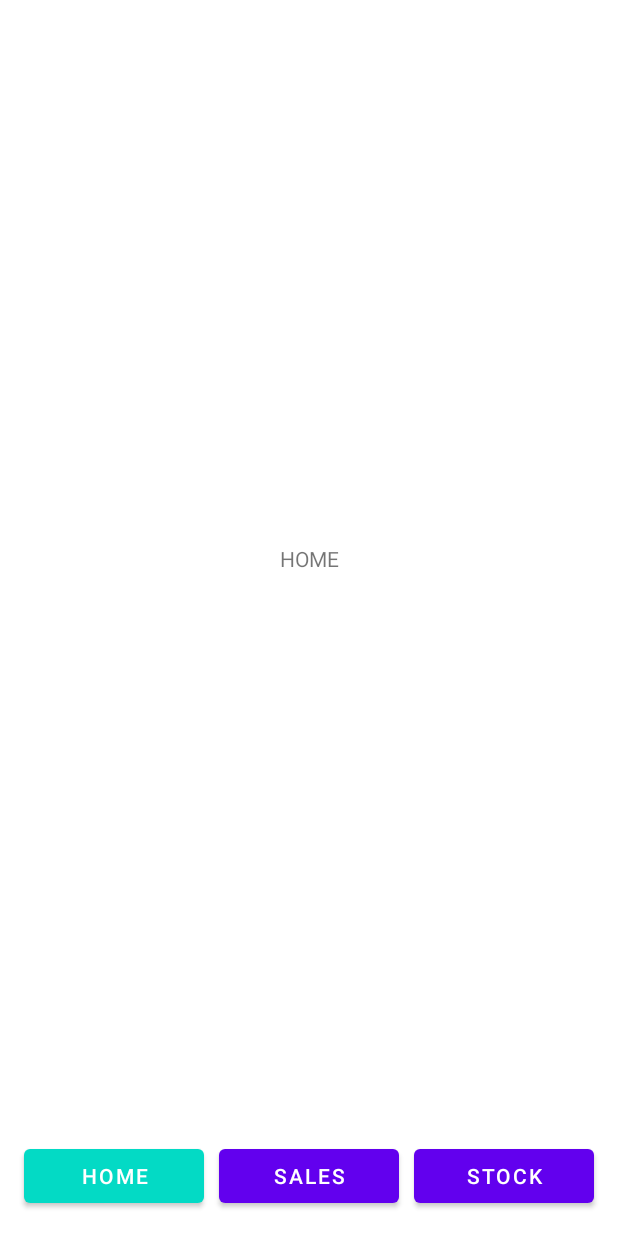
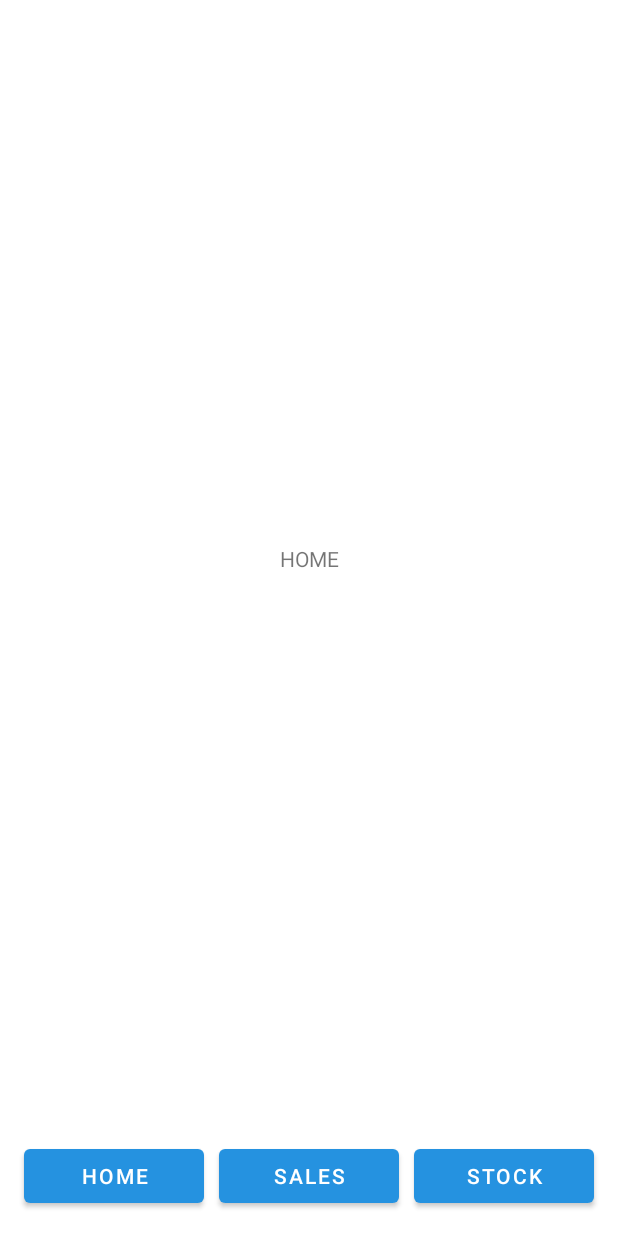
Before and after one commit to SindoPhobia/footwear-shop-manager, an Android app: the screen it shows after launch (HomeActivity), on a phone screen of 412 x 824 dp. Run offline under Robolectric (Android 15) with nearby library versions, the phone set to English and light mode, and no system bars; 1 statement that could not run was skipped.

Commit message:
Setup colors

```diff
--- a/app/src/main/res/layout/activity_home.xml
+++ b/app/src/main/res/layout/activity_home.xml
@@ -35,5 +35,6 @@
             app:layout_constraintEnd_toEndOf="parent"
             app:layout_constraintStart_toStartOf="parent"
             app:layout_constraintTop_toTopOf="parent" />
+
     </androidx.constraintlayout.widget.ConstraintLayout>
 </androidx.constraintlayout.widget.ConstraintLayout>
--- a/app/src/main/res/values-night/themes.xml
+++ b/app/src/main/res/values-night/themes.xml
@@ -1,17 +1,9 @@
 <resources xmlns:tools="http://schemas.android.com/tools">
-    <!-- Base application theme. -->
     <style name="Theme.ShopManager" parent="Theme.MaterialComponents.DayNight.NoActionBar">
-        <!-- Primary brand color. -->
-        <item name="colorPrimary">@color/purple_200</item>
-        <item name="colorPrimaryVariant">@color/purple_700</item>
-        <item name="colorOnPrimary">@color/black</item>
-        <!-- Secondary brand color. -->
-        <item name="colorSecondary">@color/teal_200</item>
-        <item name="colorSecondaryVariant">@color/teal_200</item>
-        <item name="colorOnSecondary">@color/black</item>
-        <!-- Status bar color. -->
-        <item name="android:statusBarColor">?attr/colorPrimaryVariant</item>
-        <!-- Customize your theme here. -->
+        <item name="colorPrimary">@color/blue_400</item>
+        <item name="colorPrimaryVariant">@color/blue_700</item>
+        <item name="colorOnPrimary">@color/neutral_100</item>
+
         <item name="android:windowAnimationStyle">@null</item>
     </style>
 </resources>
--- a/app/src/main/res/values/colors.xml
+++ b/app/src/main/res/values/colors.xml
@@ -1,10 +1,15 @@
 <?xml version="1.0" encoding="utf-8"?>
 <resources>
-    <color name="purple_200">#FFBB86FC</color>
-    <color name="purple_500">#FF6200EE</color>
-    <color name="purple_700">#FF3700B3</color>
-    <color name="teal_200">#FF03DAC5</color>
-    <color name="teal_700">#FF018786</color>
-    <color name="black">#FF000000</color>
-    <color name="white">#FFFFFFFF</color>
+    <color name="neutral_100">#FFFFFF</color>
+    <color name="neutral_150">#F5F6F9</color>
+    <color name="neutral_200">#DFE3EC</color>
+    <color name="neutral_300">#BCC4D8</color>
+    <color name="neutral_700">#494B50</color>
+    <color name="neutral_900">#0E0E10</color>
+
+    <color name="blue_300">#A0C8EE</color>
+    <color name="blue_400">#2592E0</color>
+    <color name="blue_600">#647A8A</color>
+    <color name="blue_700">#103289</color>
+
 </resources>
--- a/app/src/main/res/values/themes.xml
+++ b/app/src/main/res/values/themes.xml
@@ -1,17 +1,9 @@
 <resources xmlns:tools="http://schemas.android.com/tools">
-    <!-- Base application theme. -->
     <style name="Theme.ShopManager" parent="Theme.MaterialComponents.DayNight.NoActionBar">
-        <!-- Primary brand color. -->
-        <item name="colorPrimary">@color/purple_500</item>
-        <item name="colorPrimaryVariant">@color/purple_700</item>
-        <item name="colorOnPrimary">@color/white</item>
-        <!-- Secondary brand color. -->
-        <item name="colorSecondary">@color/teal_200</item>
-        <item name="colorSecondaryVariant">@color/teal_700</item>
-        <item name="colorOnSecondary">@color/black</item>
-        <!-- Status bar color. -->
-        <item name="android:statusBarColor">?attr/colorPrimaryVariant</item>
-        <!-- Customize your theme here. -->
+        <item name="colorPrimary">@color/blue_400</item>
+        <item name="colorPrimaryVariant">@color/blue_700</item>
+        <item name="colorOnPrimary">@color/neutral_100</item>
+
         <item name="android:windowAnimationStyle">@null</item>
     </style>
 </resources>
```
